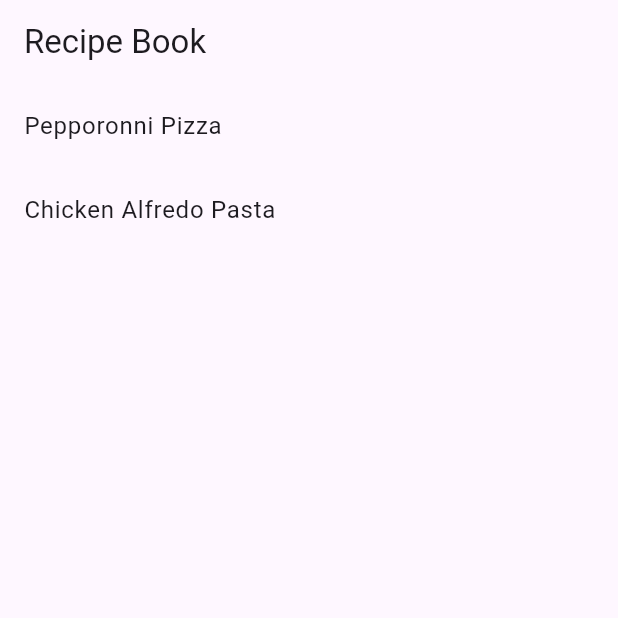
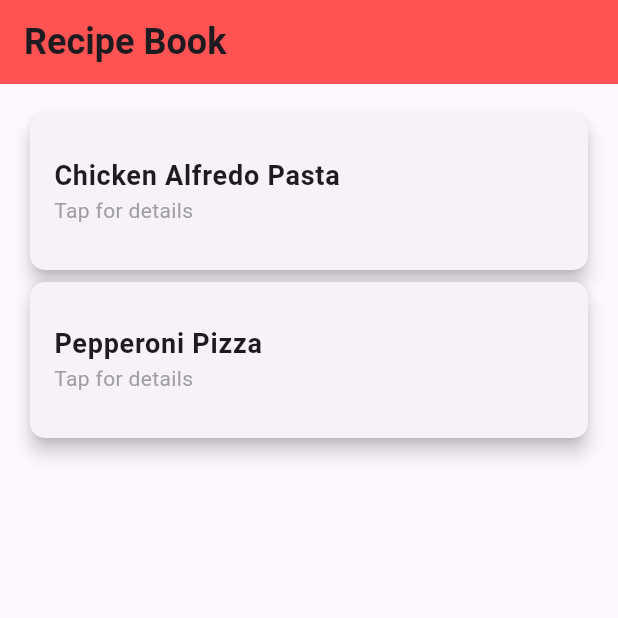
Before and after one commit to Darshan959/CW---02, a Flutter app: the screen it shows after launch, on a phone screen of 412 x 824 dp, the top half of it. Run offline on Flutter 3.47's test engine with Material 3 defaults, Android fonts, the phone set to English and light mode, and no system bars.

Commit message:
Final code

```diff
--- a/recipe/lib/home_screen.dart
+++ b/recipe/lib/home_screen.dart
@@ -4,38 +4,63 @@ import 'details_screen.dart';
 class HomeScreen extends StatelessWidget {
   final List<Map<String, String>> recipes = [
     {
-      'name': 'Pepporonni Pizza',
-      'ingredients': '',
-      'instructions': '',
+      'name': 'Chicken Alfredo Pasta',
+      'ingredients':
+          '2 boneless chicken breasts, 1 tbsp olive oil, 1 lb fettuccine pasta, 2 cups heavy cream, 1 cup Parmesan, 4 tbsp butter, 3 cloves garlic, Salt and pepper, Fresh parsley',
+      'instructions':
+          '1. Cook chicken and slice...\n2. Boil pasta...\n3. Make Alfredo sauce...\n4. Add Parmesan and stir...\n5. Combine chicken and pasta...',
     },
     {
-      'name': 'Chicken Alfredo Pasta',
-      'ingredients': '',
-      'instructions': '',
+      'name': 'Pepperoni Pizza',
+      'ingredients':
+          '1 pizza dough, 1/2 cup pizza sauce, 2 cups mozzarella, 1/2 cup pepperoni, 1 tbsp olive oil, 1 tsp oregano, 1/2 tsp garlic powder, Fresh basil',
+      'instructions':
+          '1. Preheat oven...\n2. Roll out dough...\n3. Spread sauce and add cheese...\n4. Add pepperoni and season...\n5. Bake for 12-15 minutes...',
     },
   ];
 
   @override
   Widget build(BuildContext context) {
     return Scaffold(
-      appBar: AppBar(title: Text('Recipe Book')),
-      body: ListView.builder(
+      appBar: AppBar(
+        title: Text('Recipe Book',
+            style: TextStyle(fontSize: 24, fontWeight: FontWeight.bold)),
+        backgroundColor: Colors.redAccent,
+      ),
+      body: Padding(
+        padding: const EdgeInsets.all(16.0),
+        child: ListView.builder(
           itemCount: recipes.length,
           itemBuilder: (context, index) {
-          return ListTile(
-            title: Text(recipes[index]['name']!),
+            return Card(
+              elevation: 5,
+              shape: RoundedRectangleBorder(
+                borderRadius: BorderRadius.circular(10),
+              ),
+              child: ListTile(
+                contentPadding: EdgeInsets.all(16),
+                title: Text(
+                  recipes[index]['name']!,
+                  style: TextStyle(fontSize: 18, fontWeight: FontWeight.bold),
+                ),
+                subtitle: Text(
+                  'Tap for details',
+                  style: TextStyle(color: Colors.grey),
+                ),
                 onTap: () {
-              // Navigate to the DetailsScreen and pass the selected recipe
                   Navigator.push(
                     context,
                     MaterialPageRoute(
-                  builder: (context) => DetailsScreen(recipe: recipes[index]),
+                      builder: (context) =>
+                          DetailsScreen(recipe: recipes[index]),
                     ),
-              );
-            },
                   );
                 },
               ),
             );
+          },
+        ),
+      ),
+    );
   }
 }
--- a/recipe/lib/main.dart
+++ b/recipe/lib/main.dart
@@ -10,7 +10,10 @@ class MyApp extends StatelessWidget {
   Widget build(BuildContext context) {
     return MaterialApp(
       title: 'Recipe Book',
-      theme: ThemeData(primarySwatch: Colors.blue),
+      theme: ThemeData(
+        primarySwatch: Colors.red,
+        visualDensity: VisualDensity.adaptivePlatformDensity,
+      ),
       home: HomeScreen(),
     );
   }
```
Also changed, not shown: recipe/lib/details_screen.dart (+26 -6 lines). Lines whose indentation alone changed are shown as unchanged.
